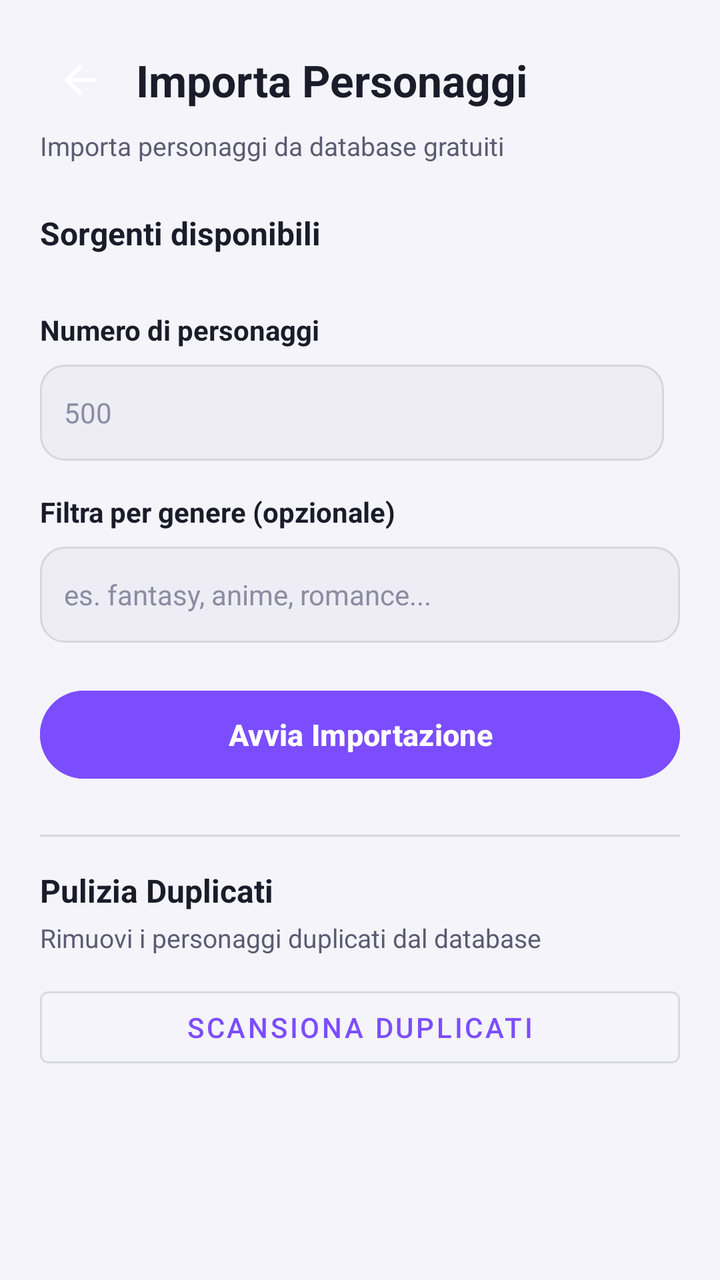
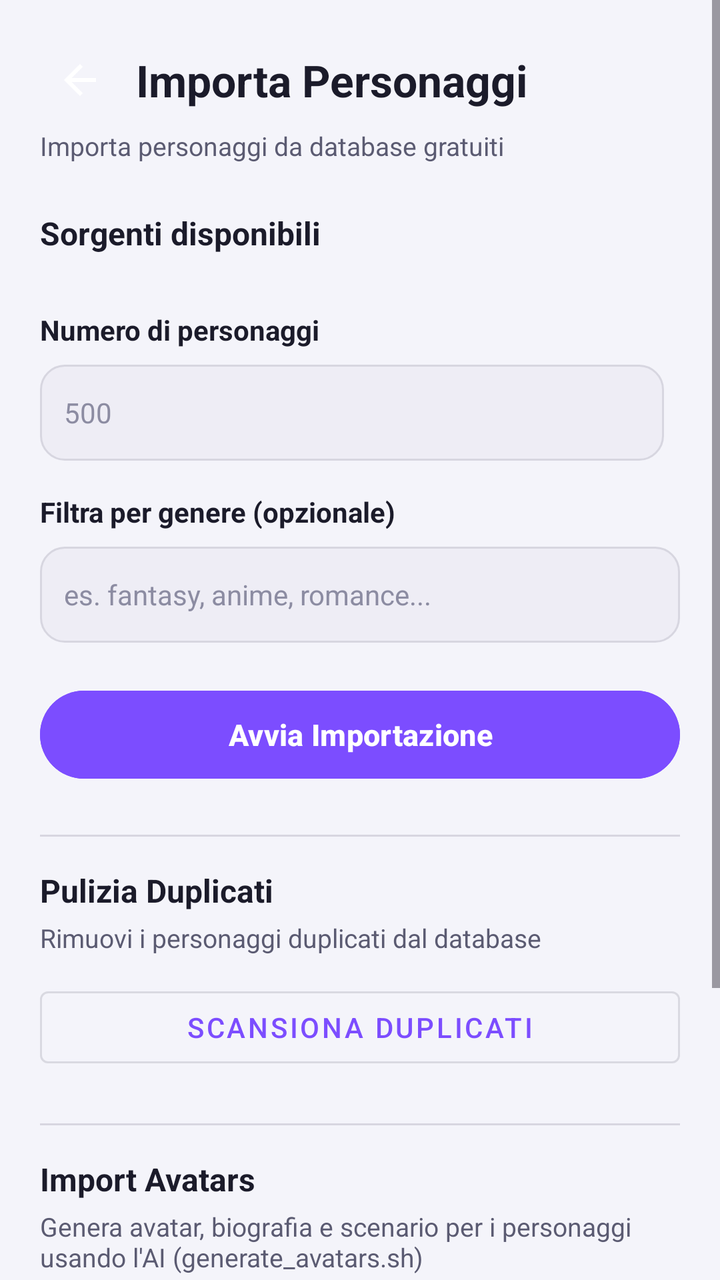

Compare the two renders of this Android layout. The source of the first and the diff that turns it into the second are given below.
<!-- AndroidManifest.xml: activity theme AppTheme -->
<!-- res/layout/activity_import.xml -->
<?xml version="1.0" encoding="utf-8"?>
<ScrollView xmlns:android="http://schemas.android.com/apk/res/android"
    android:layout_width="match_parent"
    android:layout_height="match_parent"
    android:background="@color/background"
    android:fillViewport="true">

    <LinearLayout
        android:layout_width="match_parent"
        android:layout_height="wrap_content"
        android:orientation="vertical"
        android:padding="20dp">

        
        <LinearLayout
            android:layout_width="match_parent"
            android:layout_height="wrap_content"
            android:orientation="horizontal"
            android:gravity="center_vertical">

            <ImageButton
                android:id="@+id/btn_back"
                android:layout_width="40dp"
                android:layout_height="40dp"
                android:background="?attr/selectableItemBackgroundBorderless"
                android:src="@drawable/ic_back"
                android:contentDescription="Indietro"
                android:scaleType="centerInside" />

            <TextView
                android:layout_width="0dp"
                android:layout_height="wrap_content"
                android:layout_weight="1"
                android:layout_marginStart="8dp"
                android:text="Importa Personaggi"
                android:textColor="@color/on_surface"
                android:textSize="22sp"
                android:textStyle="bold" />
        </LinearLayout>

        <TextView
            android:layout_width="wrap_content"
            android:layout_height="wrap_content"
            android:layout_marginTop="4dp"
            android:text="Importa personaggi da database gratuiti"
            android:textColor="@color/on_surface_variant"
            android:textSize="13sp" />

        
        <TextView
            android:layout_width="wrap_content"
            android:layout_height="wrap_content"
            android:layout_marginTop="24dp"
            android:text="Sorgenti disponibili"
            android:textColor="@color/on_surface"
            android:textSize="16sp"
            android:textStyle="bold" />

        <LinearLayout
            android:id="@+id/sources_container"
            android:layout_width="match_parent"
            android:layout_height="wrap_content"
            android:layout_marginTop="8dp"
            android:orientation="vertical" />

        
        <TextView
            android:layout_width="wrap_content"
            android:layout_height="wrap_content"
            android:layout_marginTop="20dp"
            android:text="Numero di personaggi"
            android:textColor="@color/on_surface"
            android:textSize="14sp"
            android:textStyle="bold" />

        <LinearLayout
            android:layout_width="match_parent"
            android:layout_height="wrap_content"
            android:layout_marginTop="8dp"
            android:orientation="horizontal">

            <com.google.android.material.textfield.TextInputEditText
                android:id="@+id/field_count"
                android:layout_width="0dp"
                android:layout_height="48dp"
                android:layout_weight="1"
                android:background="@drawable/edittext_bg"
                android:hint="500"
                android:inputType="number"
                android:padding="12dp"
                android:textColor="@color/on_surface"
                android:textColorHint="@color/on_surface_dim"
                android:textSize="14sp" />

            <Spinner
                android:id="@+id/spinner_preset"
                android:layout_width="wrap_content"
                android:layout_height="48dp"
                android:layout_marginStart="8dp"
                android:background="@drawable/spinner_bg"
                android:spinnerMode="dropdown" />
        </LinearLayout>

        
        <TextView
            android:layout_width="wrap_content"
            android:layout_height="wrap_content"
            android:layout_marginTop="16dp"
            android:text="Filtra per genere (opzionale)"
            android:textColor="@color/on_surface"
            android:textSize="14sp"
            android:textStyle="bold" />

        <com.google.android.material.textfield.TextInputEditText
            android:id="@+id/field_genre"
            android:layout_width="match_parent"
            android:layout_height="48dp"
            android:layout_marginTop="8dp"
            android:background="@drawable/edittext_bg"
            android:hint="es. fantasy, anime, romance..."
            android:padding="12dp"
            android:textColor="@color/on_surface"
            android:textColorHint="@color/on_surface_dim"
            android:textSize="14sp" />

        
        <com.google.android.material.button.MaterialButton
            android:id="@+id/btn_import"
            android:layout_width="match_parent"
            android:layout_height="52dp"
            android:layout_marginTop="20dp"
            android:backgroundTint="@color/primary"
            android:text="Avvia Importazione"
            android:textColor="@color/on_primary"
            android:textSize="15sp"
            android:textStyle="bold" />

        
        <LinearLayout
            android:id="@+id/progress_section"
            android:layout_width="match_parent"
            android:layout_height="wrap_content"
            android:layout_marginTop="16dp"
            android:orientation="vertical"
            android:visibility="gone">

            <ProgressBar
                android:id="@+id/progress_bar"
                style="?android:attr/progressBarStyleHorizontal"
                android:layout_width="match_parent"
                android:layout_height="wrap_content"
                android:indeterminate="false"
                android:max="100" />

            <TextView
                android:id="@+id/progress_text"
                android:layout_width="wrap_content"
                android:layout_height="wrap_content"
                android:layout_marginTop="8dp"
                android:textColor="@color/on_surface_variant"
                android:textSize="13sp" />

            <TextView
                android:id="@+id/progress_stats"
                android:layout_width="wrap_content"
                android:layout_height="wrap_content"
                android:layout_marginTop="4dp"
                android:textColor="@color/on_surface_dim"
                android:textSize="12sp" />
        </LinearLayout>

        
        <LinearLayout
            android:id="@+id/result_section"
            android:layout_width="match_parent"
            android:layout_height="wrap_content"
            android:layout_marginTop="16dp"
            android:orientation="vertical"
            android:padding="16dp"
            android:background="@drawable/card_bg"
            android:visibility="gone">

            <TextView
                android:id="@+id/result_title"
                android:layout_width="wrap_content"
                android:layout_height="wrap_content"
                android:textColor="@color/on_surface"
                android:textSize="16sp"
                android:textStyle="bold" />

            <TextView
                android:id="@+id/result_details"
                android:layout_width="wrap_content"
                android:layout_height="wrap_content"
                android:layout_marginTop="8dp"
                android:textColor="@color/on_surface_variant"
                android:textSize="13sp"
                android:lineSpacingExtra="4dp" />
        </LinearLayout>

        
        <View
            android:layout_width="match_parent"
            android:layout_height="1dp"
            android:layout_marginTop="24dp"
            android:background="@color/outline" />

        <TextView
            android:layout_width="wrap_content"
            android:layout_height="wrap_content"
            android:layout_marginTop="16dp"
            android:text="Pulizia Duplicati"
            android:textColor="@color/on_surface"
            android:textSize="16sp"
            android:textStyle="bold" />

        <TextView
            android:layout_width="wrap_content"
            android:layout_height="wrap_content"
            android:layout_marginTop="4dp"
            android:text="Rimuovi i personaggi duplicati dal database"
            android:textColor="@color/on_surface_variant"
            android:textSize="13sp" />

        <com.google.android.material.button.MaterialButton
            android:id="@+id/btn_scan_duplicates"
            style="@style/Widget.MaterialComponents.Button.OutlinedButton"
            android:layout_width="match_parent"
            android:layout_height="48dp"
            android:layout_marginTop="12dp"
            android:strokeColor="@color/primary"
            android:text="Scansiona Duplicati"
            android:textColor="@color/primary"
            android:textSize="14sp" />

        <LinearLayout
            android:id="@+id/duplicates_result"
            android:layout_width="match_parent"
            android:layout_height="wrap_content"
            android:layout_marginTop="12dp"
            android:orientation="vertical"
            android:visibility="gone">

            <TextView
                android:id="@+id/duplicates_count"
                android:layout_width="wrap_content"
                android:layout_height="wrap_content"
                android:textColor="@color/on_surface"
                android:textSize="14sp"
                android:textStyle="bold" />

            <TextView
                android:id="@+id/duplicates_details"
                android:layout_width="wrap_content"
                android:layout_height="wrap_content"
                android:layout_marginTop="4dp"
                android:textColor="@color/on_surface_variant"
                android:textSize="12sp" />

            <com.google.android.material.button.MaterialButton
                android:id="@+id/btn_clean_duplicates"
                android:layout_width="match_parent"
                android:layout_height="44dp"
                android:layout_marginTop="8dp"
                android:backgroundTint="@color/error"
                android:text="Rimuovi Duplicati"
                android:textColor="@color/on_primary"
                android:textSize="13sp"
                android:textStyle="bold" />
        </LinearLayout>

        <View
            android:layout_width="match_parent"
            android:layout_height="48dp" />

    </LinearLayout>
</ScrollView>
<!-- resources referenced by this layout -->
<resources>
  <color name="background">#F4F4FA</color>
  <color name="error">#D32F2F</color>
  <color name="on_primary">#FFFFFF</color>
  <color name="on_surface">#1B1B2A</color>
  <color name="on_surface_dim">#8C8CA2</color>
  <color name="on_surface_variant">#5B5B72</color>
  <color name="outline">#D7D6E0</color>
  <color name="primary">#7C4DFF</color>
  <!-- drawable card_bg (drawable) -->
  <?xml version="1.0" encoding="utf-8"?>
  <shape xmlns:android="http://schemas.android.com/apk/res/android"
         android:shape="rectangle">
      <solid android:color="@color/surface_container"/>
      <corners android:radius="16dp"/>
      <padding android:left="16dp" android:top="16dp" android:right="16dp" android:bottom="16dp"/>
  </shape>
  <!-- drawable edittext_bg (drawable) -->
  <?xml version="1.0" encoding="utf-8"?>
  <shape xmlns:android="http://schemas.android.com/apk/res/android"
         android:shape="rectangle">
      <solid android:color="@color/surface_container"/>
      <corners android:radius="12dp"/>
      <stroke android:width="1dp" android:color="@color/outline"/>
  </shape>
  <!-- drawable ic_back (drawable) -->
  <?xml version="1.0" encoding="utf-8"?>
  <vector xmlns:android="http://schemas.android.com/apk/res/android"
      android:width="24dp"
      android:height="24dp"
      android:viewportWidth="24"
      android:viewportHeight="24"
      android:tint="@color/on_primary">
      <path
          android:fillColor="@android:color/white"
          android:pathData="M20,11H7.83l5.59,-5.59L12,4l-8,8 8,8 1.41,-1.41L7.83,13H20v-2z"/>
  </vector>
  <!-- drawable spinner_bg (drawable) -->
  <?xml version="1.0" encoding="utf-8"?>
  <shape xmlns:android="http://schemas.android.com/apk/res/android"
         android:shape="rectangle">
      <solid android:color="@color/surface_container"/>
      <corners android:radius="12dp"/>
      <stroke android:width="1dp" android:color="@color/outline"/>
      <padding android:left="12dp" android:top="4dp" android:right="12dp" android:bottom="4dp"/>
  </shape>
  <style name="AppTheme" parent="Theme.Material3.DayNight.NoActionBar">
          <item name="colorPrimary">@color/primary</item>
          <item name="colorOnPrimary">@color/on_primary</item>
          <item name="colorPrimaryContainer">@color/primary_dark</item>
          <item name="colorOnPrimaryContainer">@color/on_primary</item>
          <item name="colorSecondary">@color/secondary</item>
          <item name="colorTertiary">@color/tertiary</item>
          <item name="colorSurface">@color/surface</item>
          <item name="colorOnSurface">@color/on_surface</item>
          <item name="colorSurfaceVariant">@color/surface_variant</item>
          <item name="colorOnSurfaceVariant">@color/on_surface_variant</item>
          <item name="colorSurfaceContainer">@color/surface_container</item>
          <item name="android:colorBackground">@color/background</item>
          <item name="android:windowBackground">@color/background</item>
          <item name="android:statusBarColor">@color/background_dark</item>
          <item name="android:navigationBarColor">@color/bottom_nav_bg</item>
          <item name="android:windowLightStatusBar">false</item>
          <item name="colorError">@color/error</item>
          <item name="colorOnError">@color/on_primary</item>
          <item name="colorErrorContainer">@color/error_container</item>
          <item name="colorOutline">@color/outline</item>
      </style>
  <color name="surface_container">#EEEDF5</color>
  <color name="primary_dark">#651FFF</color>
  <color name="secondary">#03DAC6</color>
  <color name="tertiary">#FF6E40</color>
  <color name="surface">#FFFFFF</color>
  <color name="surface_variant">#E3E1EC</color>
  <color name="background_dark">#E9E8F2</color>
  <color name="bottom_nav_bg">#FFFFFF</color>
  <color name="error_container">#FFDAD6</color>
</resources>

<!-- the commit's change to res/layout/activity_import.xml (unified diff, before → after) -->
@@ -269,6 +269,115 @@
                 android:textStyle="bold" />
         </LinearLayout>
 
+        
+        <View
+            android:layout_width="match_parent"
+            android:layout_height="1dp"
+            android:layout_marginTop="24dp"
+            android:background="@color/outline" />
+
+        <TextView
+            android:layout_width="wrap_content"
+            android:layout_height="wrap_content"
+            android:layout_marginTop="16dp"
+            android:text="Import Avatars"
+            android:textColor="@color/on_surface"
+            android:textSize="16sp"
+            android:textStyle="bold" />
+
+        <TextView
+            android:layout_width="wrap_content"
+            android:layout_height="wrap_content"
+            android:layout_marginTop="4dp"
+            android:text="Genera avatar, biografia e scenario per i personaggi usando l'AI (generate_avatars.sh)"
+            android:textColor="@color/on_surface_variant"
+            android:textSize="13sp" />
+
+        <com.google.android.material.textfield.TextInputEditText
+            android:id="@+id/field_avatar_limit"
+            android:layout_width="match_parent"
+            android:layout_height="48dp"
+            android:layout_marginTop="12dp"
+            android:background="@drawable/edittext_bg"
+            android:hint="Numero avatar (0 = tutti, default 50)"
+            android:inputType="number"
+            android:padding="12dp"
+            android:textColor="@color/on_surface"
+            android:textColorHint="@color/on_surface_dim"
+            android:textSize="14sp" />
+
+        <com.google.android.material.button.MaterialButton
+            android:id="@+id/btn_generate_avatars"
+            android:layout_width="match_parent"
+            android:layout_height="52dp"
+            android:layout_marginTop="12dp"
+            android:backgroundTint="@color/primary"
+            android:text="Genera Avatar (Bio + Scenario)"
+            android:textColor="@color/on_primary"
+            android:textSize="15sp"
+            android:textStyle="bold" />
+
+        <LinearLayout
+            android:id="@+id/progress_section_avatar"
+            android:layout_width="match_parent"
+            android:layout_height="wrap_content"
+            android:layout_marginTop="16dp"
+            android:orientation="vertical"
+            android:visibility="gone">
+
+            <ProgressBar
+                android:id="@+id/progress_bar_avatar"
+                style="?android:attr/progressBarStyleHorizontal"
+                android:layout_width="match_parent"
+                android:layout_height="wrap_content"
+                android:indeterminate="false"
+                android:max="100" />
+
+            <TextView
+                android:id="@+id/progress_text_avatar"
+                android:layout_width="wrap_content"
+                android:layout_height="wrap_content"
+                android:layout_marginTop="8dp"
+                android:textColor="@color/on_surface_variant"
+                android:textSize="13sp" />
+
+            <TextView
+                android:id="@+id/progress_stats_avatar"
+                android:layout_width="wrap_content"
+                android:layout_height="wrap_content"
+                android:layout_marginTop="4dp"
+                android:textColor="@color/on_surface_dim"
+                android:textSize="12sp" />
+        </LinearLayout>
+
+        <LinearLayout
+            android:id="@+id/result_section_avatar"
+            android:layout_width="match_parent"
+            android:layout_height="wrap_content"
+            android:layout_marginTop="16dp"
+            android:background="@drawable/card_bg"
+            android:orientation="vertical"
+            android:padding="16dp"
+            android:visibility="gone">
+
+            <TextView
+                android:id="@+id/result_title_avatar"
+                android:layout_width="wrap_content"
+                android:layout_height="wrap_content"
+                android:textColor="@color/on_surface"
+                android:textSize="16sp"
+                android:textStyle="bold" />
+
+            <TextView
+                android:id="@+id/result_details_avatar"
+                android:layout_width="wrap_content"
+                android:layout_height="wrap_content"
+                android:layout_marginTop="8dp"
+                android:lineSpacingExtra="4dp"
+                android:textColor="@color/on_surface_variant"
+                android:textSize="13sp" />
+        </LinearLayout>
+
         <View
             android:layout_width="match_parent"
             android:layout_height="48dp" />
